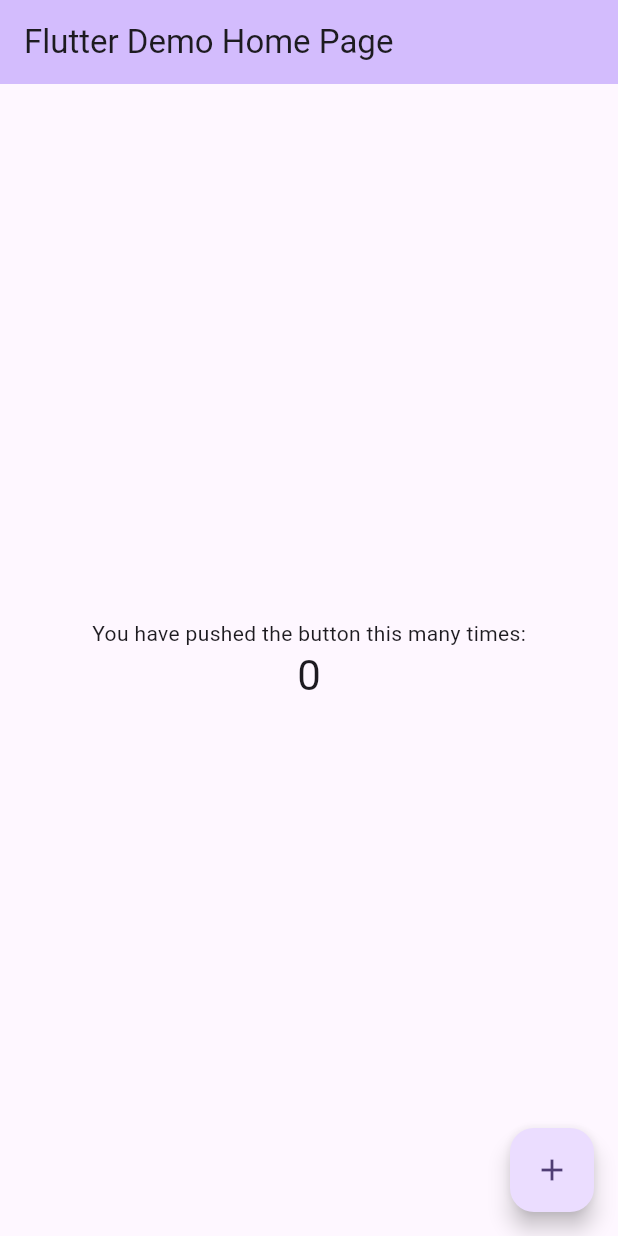
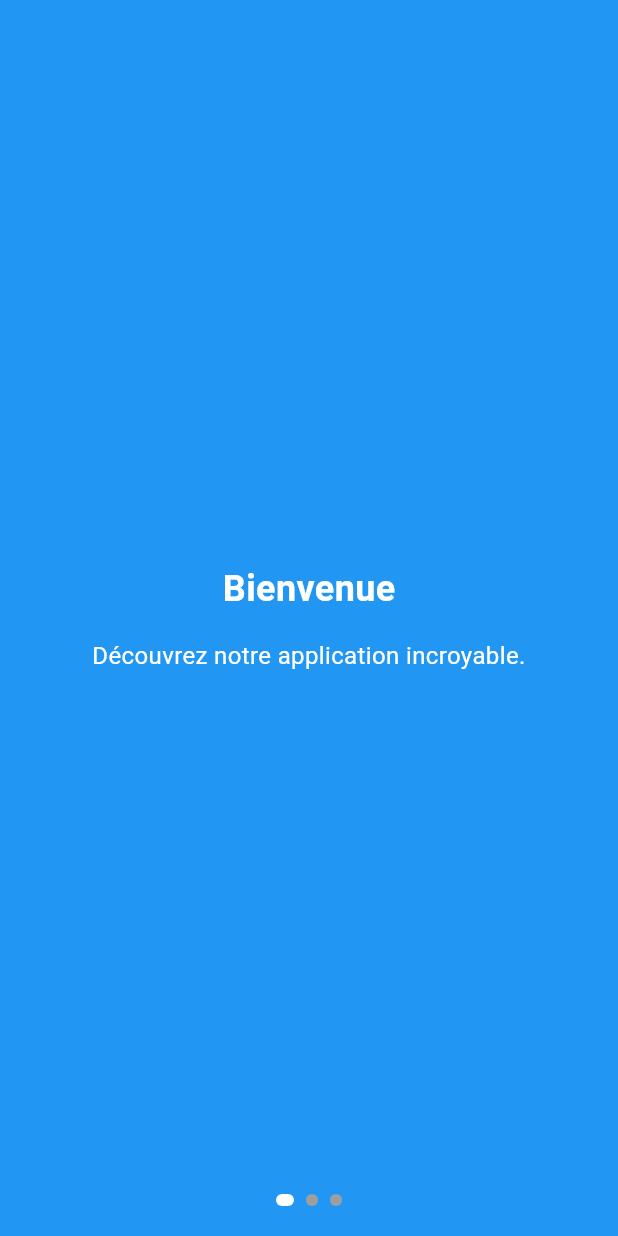
Before and after one commit to Noubissie237/healthy-eating, a Flutter app: the screen it shows after launch, on a phone screen of 412 x 824 dp. Run offline on Flutter 3.47's test engine with Material 3 defaults, Android fonts, the phone set to English and light mode, and no system bars.

```diff
--- a/lib/main.dart
+++ b/lib/main.dart
@@ -1,71 +1,144 @@
 import 'package:flutter/material.dart';
 
 void main() {
-  runApp(const MyApp());
+  runApp(MyApp());
 }
 
 class MyApp extends StatelessWidget {
-  const MyApp({super.key});
-
   @override
   Widget build(BuildContext context) {
     return MaterialApp(
-      title: 'Flutter Demo',
-      debugShowCheckedModeBanner: false,
-      theme: ThemeData(
-        colorScheme: ColorScheme.fromSeed(seedColor: Colors.deepPurple),
-        useMaterial3: true,
-      ),
-      home: const MyHomePage(title: 'Flutter Demo Home Page'),
+      title: 'Application de Présentation',
+      home: OnboardingScreen(),
     );
   }
 }
 
-class MyHomePage extends StatefulWidget {
-  const MyHomePage({super.key, required this.title});
-
-  final String title;
-
+class OnboardingScreen extends StatefulWidget {
   @override
-  State<MyHomePage> createState() => _MyHomePageState();
+  _OnboardingScreenState createState() => _OnboardingScreenState();
 }
 
-class _MyHomePageState extends State<MyHomePage> {
-  int _counter = 0;
+class _OnboardingScreenState extends State<OnboardingScreen> {
+  final PageController _pageController = PageController();
+  int _currentPage = 0;
 
-  void _incrementCounter() {
+  final List<Widget> pages = [
+    OnboardingPage(
+      title: 'Bienvenue',
+      description: 'Découvrez notre application incroyable.',
+      backgroundColor: Colors.blue,
+    ),
+    OnboardingPage(
+      title: 'Fonctionnalité 1',
+      description: 'Apprenez à utiliser la première fonctionnalité.',
+      backgroundColor: Colors.green,
+    ),
+    OnboardingPage(
+      title: 'Fonctionnalité 2',
+      description: 'Explorez la deuxième fonctionnalité.',
+      backgroundColor: Colors.orange,
+    ),
+  ];
+
+  void _onPageChanged(int index) {
     setState(() {
-      _counter++;
+      _currentPage = index;
     });
   }
 
   @override
   Widget build(BuildContext context) {
-
     return Scaffold(
-      appBar: AppBar(
-        backgroundColor: Theme.of(context).colorScheme.inversePrimary,
-        title: Text(widget.title),
+      body: Stack(
+        children: [
+          PageView(
+            controller: _pageController,
+            onPageChanged: _onPageChanged,
+            children: pages,
           ),
-      body: Center(
-        child: Column(
+          Positioned(
+            bottom: 20,
+            left: 0,
+            right: 0,
+            child: Row(
               mainAxisAlignment: MainAxisAlignment.center,
-          children: <Widget>[
-            const Text(
-              'You have pushed the button this many times:',
+              children: List.generate(
+                pages.length,
+                (index) => AnimatedContainer(
+                  duration: Duration(milliseconds: 300),
+                  margin: EdgeInsets.symmetric(horizontal: 4),
+                  width: _currentPage == index ? 12 : 8,
+                  height: 8,
+                  decoration: BoxDecoration(
+                    color: _currentPage == index ? Colors.white : Colors.grey,
+                    borderRadius: BorderRadius.circular(4),
                   ),
-            Text(
-              '$_counter',
-              style: Theme.of(context).textTheme.headlineMedium,
+                ),
+              ),
+            ),
           ),
         ],
       ),
+      floatingActionButton: _currentPage == pages.length - 1
+          ? TextButton(
+              onPressed: () {
+                Navigator.push(
+                  context,
+                  MaterialPageRoute(
+                    builder: (context) => HomePage(),
                   ),
-      floatingActionButton: FloatingActionButton(
-        onPressed: _incrementCounter,
-        tooltip: 'Increment',
-        child: const Icon(Icons.add),
+                );
+              },
+              child: Text("commencer"),
+              //backgroundColor: Colors.orange,
+            )
+          : null,
+    );
+  }
+}
+
+class OnboardingPage extends StatelessWidget {
+  final String title;
+  final String description;
+  final Color backgroundColor;
+
+  OnboardingPage({
+    required this.title,
+    required this.description,
+    required this.backgroundColor,
+  });
+
+  @override
+  Widget build(BuildContext context) {
+    return Container(
+      color: backgroundColor,
+      child: Column(
+        mainAxisAlignment: MainAxisAlignment.center,
+        crossAxisAlignment: CrossAxisAlignment.center,
+        children: <Widget>[
+          Text(
+            title,
+            style: TextStyle(fontSize: 24, fontWeight: FontWeight.bold, color: Colors.white),
+          ),
+          SizedBox(height: 16),
+          Text(
+            description,
+            textAlign: TextAlign.center,
+            style: TextStyle(fontSize: 16, color: Colors.white),
+          ),
+        ],
       ),
     );
   }
 }
+
+class HomePage extends StatelessWidget {
+  @override
+  Widget build(BuildContext context) {
+    return Scaffold(
+      appBar: AppBar(title: Text('Accueil')),
+      body: Center(child: Text('Bienvenue sur la page d\'accueil !')),
+    );
+  }
+}
```
Lines whose indentation alone changed are shown as unchanged.
